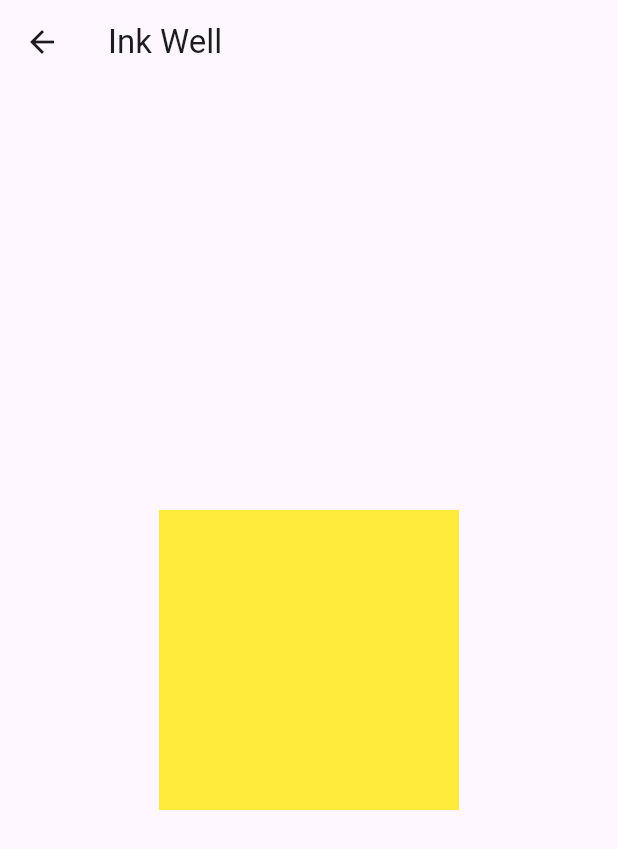
After one commit to sumitjr3/widgets_flutter, a Flutter app: the inkWellWidget screen opened by its route, on a phone screen of 412 x 824 dp. The commit adds this screen. Shown: the top 849 px of the screen. Run offline on Flutter 3.47's test engine with Material 3 defaults, Android fonts, the phone set to English and light mode, and no system bars; our stand-ins replace fluttertoast.

Commit message:
toast and inkwell implimented

```diff
--- a/lib/constants/routes.dart
+++ b/lib/constants/routes.dart
@@ -5,6 +5,7 @@ import 'package:widgets_flutter/views/buttonView.dart';
 import 'package:widgets_flutter/views/cardview/simplecard.dart';
 import 'package:widgets_flutter/views/gestureDetector.dart';
 import 'package:widgets_flutter/views/gridView.dart';
+import 'package:widgets_flutter/views/inkwellWidget.dart';
 import 'package:widgets_flutter/views/popupMenuView.dart';
 import 'package:widgets_flutter/views/TabBar/tabBarView.dart';
 import 'package:widgets_flutter/views/richText.dart';
@@ -34,3 +35,4 @@ const gestureDetectorViewRoute = '/gesture detector/';
 const gridViewRoute = '/grid/';
 const richTextViewRoute = '/rich text/';
 const wrapWidgetViewRoute = '/wrap widget/';
+const inkWellWidgetRoute = '/ink well/';
--- a/lib/main.dart
+++ b/lib/main.dart
@@ -94,6 +94,7 @@ import 'package:widgets_flutter/views/dialog.dart';
 import 'package:widgets_flutter/views/gestureDetector.dart';
 import 'package:widgets_flutter/views/gridView.dart';
 import 'package:widgets_flutter/views/imageView.dart';
+import 'package:widgets_flutter/views/inkwellWidget.dart';
 import 'package:widgets_flutter/views/listView.dart';
 import 'package:widgets_flutter/views/popupMenuView.dart';
 import 'package:widgets_flutter/views/TabBar/tabBarView.dart';
@@ -134,6 +135,7 @@ void main() async {
       gridViewRoute: (context) => const gridView(),
       richTextViewRoute: (context) => const rich_text_view(),
       wrapWidgetViewRoute: (context) => const wrapWidgetView(),
+      inkWellWidgetRoute: (context) => const inkWellWidget(),
     },
   ));
 }
@@ -245,6 +247,9 @@ class _HomePageState extends State<HomePage> {
               if (item[index] == 'Wrap') {
                 Navigator.of(context).pushNamed(wrapWidgetViewRoute);
               }
+              if (item[index] == 'Inkwell') {
+                Navigator.of(context).pushNamed(inkWellWidgetRoute);
+              }
             },
           );
         },
--- /dev/null
+++ b/lib/views/inkwellWidget.dart
@@ -0,0 +1,46 @@
+import 'package:flutter/material.dart';
+import 'package:fluttertoast/fluttertoast.dart';
+/** inkwell widget is used to make any widget clickable, we just need to wrap it with widget inkwell */
+
+class inkWellWidget extends StatefulWidget {
+  const inkWellWidget({super.key});
+
+  @override
+  State<inkWellWidget> createState() => _inkWellWidgetState();
+}
+
+class _inkWellWidgetState extends State<inkWellWidget> {
+  @override
+  Widget build(BuildContext context) {
+    return Scaffold(
+      appBar: AppBar(
+        title: const Text('Ink Well'),
+      ),
+      body: Center(
+        child: InkWell(
+          onTap: () {
+            showToastMessage("single tap");
+          },
+          onDoubleTap: () {
+            showToastMessage("double tap");
+          },
+          onLongPress: () {
+            showToastMessage("long pressed");
+          },
+          child: Container(
+            width: 200,
+            height: 200,
+            color: Colors.yellow,
+          ),
+        ),
+      ),
+    );
+  }
+
+  void showToastMessage(String message) => Fluttertoast.showToast(
+        msg: message,
+        backgroundColor: Colors.red,
+        textColor: Colors.black,
+        gravity: ToastGravity.BOTTOM,
+      );
+}
--- a/pubspec.yaml
+++ b/pubspec.yaml
@@ -9,7 +9,7 @@ environment:
 dependencies:
   flutter:
     sdk: flutter
-
+  fluttertoast: ^8.2.4
 
 
 dev_dependencies:
```
Also changed, not shown: pubspec.lock.
